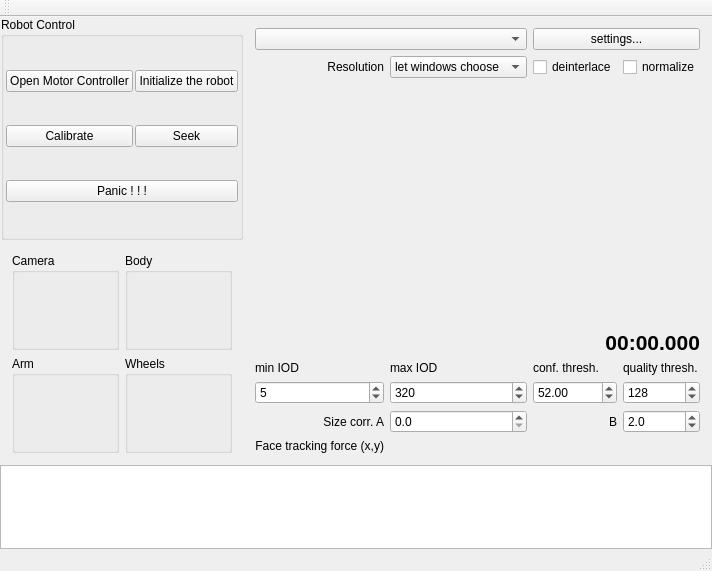
Before: the Qt Designer form RoboShell.ui in artm/biofame-robot, drawn with Qt 5.
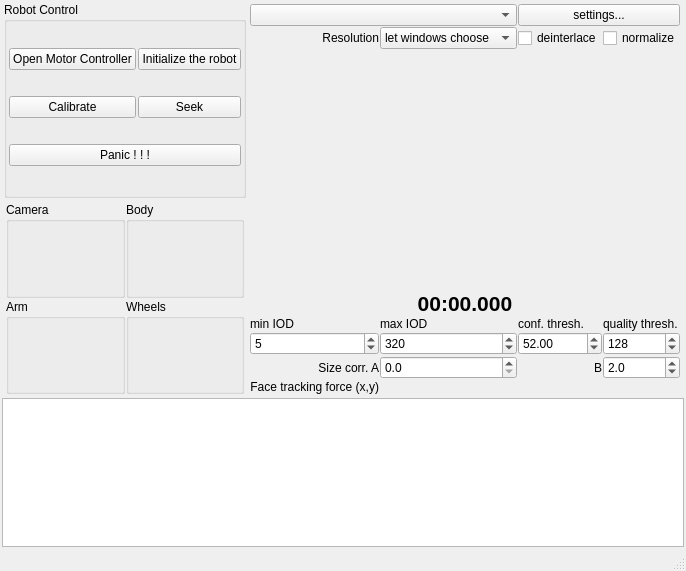
After: the same form once the commit is applied. Custom widgets are drawn as their Qt base class.

```diff
--- a/RoboShell.ui
+++ b/RoboShell.ui
@@ -16,10 +16,10 @@
   <widget class="QWidget" name="centralWidget">
    <layout class="QGridLayout" name="gridLayout_2">
     <property name="margin">
-     <number>0</number>
+     <number>2</number>
     </property>
     <property name="spacing">
-     <number>1</number>
+     <number>2</number>
     </property>
     <item row="1" column="0" colspan="4">
      <widget class="QListWidget" name="log">
@@ -108,6 +108,12 @@
        <item>
         <widget class="QWidget" name="widget" native="true">
          <layout class="QGridLayout" name="gridLayout_4">
+          <property name="margin">
+           <number>2</number>
+          </property>
+          <property name="spacing">
+           <number>1</number>
+          </property>
           <item row="0" column="0">
            <widget class="AxisControlPanel" name="cameraPanel">
             <property name="title">
@@ -142,22 +148,15 @@
       </layout>
      </widget>
     </item>
-    <item row="2" column="0" colspan="3">
-     <spacer name="verticalSpacer_2">
-      <property name="orientation">
-       <enum>Qt::Vertical</enum>
-      </property>
-      <property name="sizeHint" stdset="0">
-       <size>
-        <width>20</width>
-        <height>40</height>
-       </size>
-      </property>
-     </spacer>
-    </item>
     <item row="0" column="2">
      <widget class="QWidget" name="videoHalf" native="true">
       <layout class="QGridLayout" name="gridLayout_3">
+       <property name="margin">
+        <number>2</number>
+       </property>
+       <property name="spacing">
+        <number>1</number>
+       </property>
        <item row="0" column="0" colspan="2">
         <widget class="QComboBox" name="camSelector">
          <property name="toolTip">
@@ -373,7 +372,7 @@
          </property>
         </widget>
        </item>
-       <item row="3" column="0" colspan="3">
+       <item row="3" column="0" colspan="4">
         <widget class="QLabel" name="video">
          <property name="minimumSize">
           <size>
@@ -384,6 +383,9 @@
          <property name="text">
           <string/>
          </property>
+         <property name="alignment">
+          <set>Qt::AlignCenter</set>
+         </property>
         </widget>
        </item>
        <item row="7" column="1">
@@ -451,7 +453,7 @@
           <enum>Qt::PlainText</enum>
          </property>
          <property name="alignment">
-          <set>Qt::AlignRight|Qt::AlignTrailing|Qt::AlignVCenter</set>
+          <set>Qt::AlignCenter</set>
          </property>
         </widget>
        </item>
@@ -470,30 +472,22 @@
     </rect>
    </property>
   </widget>
-  <widget class="QToolBar" name="mainToolBar">
-   <attribute name="toolBarArea">
-    <enum>TopToolBarArea</enum>
-   </attribute>
-   <attribute name="toolBarBreak">
-    <bool>false</bool>
-   </attribute>
-  </widget>
   <widget class="QStatusBar" name="statusBar"/>
  </widget>
  <layoutdefault spacing="6" margin="11"/>
  <customwidgets>
-  <customwidget>
-   <class>AxisControlPanel</class>
-   <extends>QGroupBox</extends>
-   <header>AxisControlPanel.h</header>
-   <container>1</container>
-  </customwidget>
   <customwidget>
    <class>SignalIndicator</class>
    <extends>QWidget</extends>
    <header>SignalIndicator.h</header>
    <container>1</container>
   </customwidget>
+  <customwidget>
+   <class>AxisControlPanel</class>
+   <extends>QGroupBox</extends>
+   <header>AxisControlPanel.h</header>
+   <container>1</container>
+  </customwidget>
  </customwidgets>
  <resources/>
  <connections/>
```
